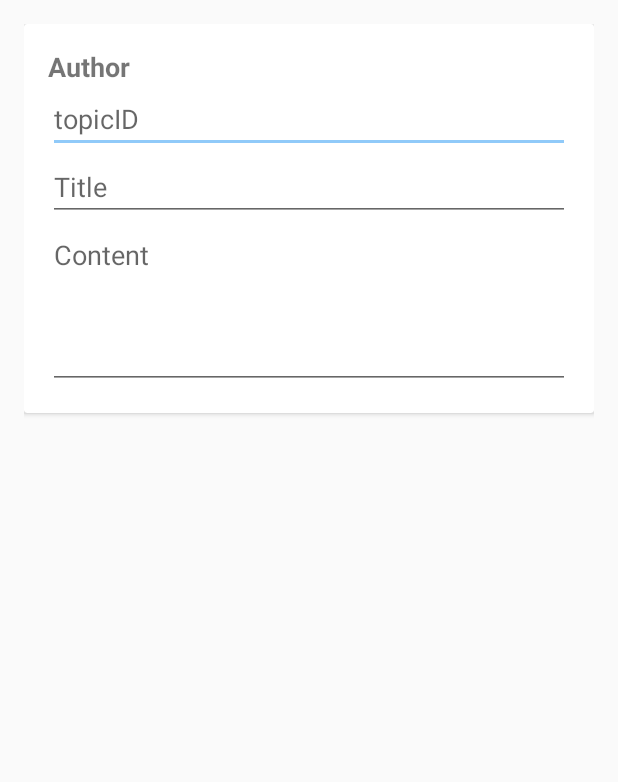
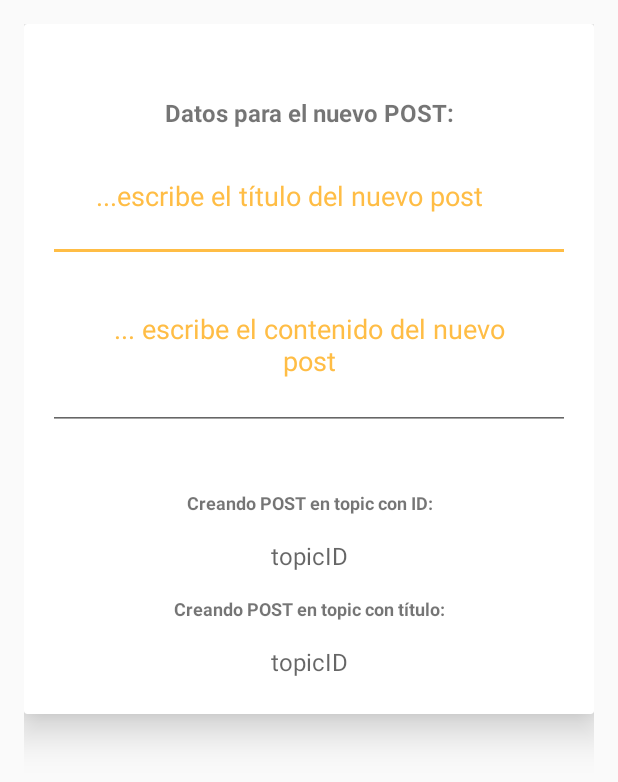
Before and after one commit to Msanmar/FundamentosAndroid_Eh-Ho, an Android app: the layout fragment_create_post.xml on its own in the app's theme, with its tools: preview values and no code run, on a phone screen of 412 x 824 dp. Shown: the top 782 px of the screen. Run offline under Robolectric (Android 15) with nearby library versions, the phone set to English and light mode, and no system bars; network calls fail.

Commit message:
Versión 5. UI mejorada en formularios

```diff
--- a/app/src/main/java/io/keepcoding/eh_ho/data/Models.kt
+++ b/app/src/main/java/io/keepcoding/eh_ho/data/Models.kt
@@ -83,6 +83,7 @@ data class Post (
     val content: String,
     val author: String,
     val topicId: Int,
+    val avatar: String,
     val date: Date = Date()
 ){
     companion object {
@@ -100,6 +101,7 @@ data class Post (
                 val parsedPost = parsePost(jsonPosts.getJSONObject(i))
                 Log.d("Post---------------------",parsedPost.title)
                 Log.d("Post---------------------",parsedPost.author)
+                Log.d("Post AVATAR---------------------",parsedPost.avatar)
                 posts.add(parsedPost)
         }
 
@@ -121,6 +123,7 @@ data class Post (
                 jsonObject.getString("topic_slug"),
                 jsonObject.getString("username"),
                 jsonObject.getInt("topic_id"),
+                jsonObject.getString("avatar_template"),
                 dateFormatted
             )
         }
--- a/app/src/main/java/io/keepcoding/eh_ho/posts/PostsAdapter.kt
+++ b/app/src/main/java/io/keepcoding/eh_ho/posts/PostsAdapter.kt
@@ -60,7 +60,9 @@ class PostsAdapter (val postClickListener: ((Post) -> Unit)? = null): RecyclerVi
                 field?.let{
                     //labelTitlePost.text = it.title
                    // imageUser = it.
-                    labelTitlePost.text = it.title
+                    var lon = it.title.length
+                    labelTitlePost.text = it.title.substring(3, lon-4)
+                    //labelContentPost.text = it.content
                     labelDatePost.text = it.date.toString()
                     labelTopicID.text = "TopicID: " + it.topicId.toString()
                     labelUsername.text = it.author
--- a/app/src/main/java/io/keepcoding/eh_ho/topics/CreateTopicFragment.kt
+++ b/app/src/main/java/io/keepcoding/eh_ho/topics/CreateTopicFragment.kt
@@ -10,6 +10,7 @@ import io.keepcoding.eh_ho.R
 import io.keepcoding.eh_ho.data.CreateTopicModel
 import io.keepcoding.eh_ho.data.RequestError
 import io.keepcoding.eh_ho.data.TopicsRepo
+import io.keepcoding.eh_ho.posts.CreatePostFragment
 import kotlinx.android.synthetic.main.fragment_create_topic.*
 
 const val TAG_LOADING_DIALOG = "loading_dialog"
@@ -17,6 +18,8 @@ const val TAG_LOADING_DIALOG = "loading_dialog"
 class CreateTopicFragment : Fragment() {
 
     var listener: CreateTopicInteractionListener? = null
+
+
     lateinit var loadingDialog: LoadingDialogFragment
 
     override fun onAttach(context: Context) {
@@ -117,4 +120,6 @@ class CreateTopicFragment : Fragment() {
     interface CreateTopicInteractionListener {
         fun onTopicCreated()
     }
+
+
 }
--- a/app/src/main/java/io/keepcoding/eh_ho/topics/TopicsActivity.kt
+++ b/app/src/main/java/io/keepcoding/eh_ho/topics/TopicsActivity.kt
@@ -11,6 +11,7 @@ import io.keepcoding.eh_ho.data.UserRepo
 import io.keepcoding.eh_ho.login.LoginActivity
 import io.keepcoding.eh_ho.posts.CreatePostFragment
 import io.keepcoding.eh_ho.posts.EXTRA_TOPIC_ID
+import io.keepcoding.eh_ho.posts.EXTRA_TOPIC_TITLE
 import io.keepcoding.eh_ho.posts.PostsActivity
 
 
@@ -21,7 +22,7 @@ class TopicsActivity : AppCompatActivity(), TopicsFragment.TopicsInteractionList
     override fun onCreate(savedInstanceState: Bundle?) {
         super.onCreate(savedInstanceState)
         setContentView(R.layout.activity_topics)
-
+        this.title = "Eh-Ho:       Latest Topics"
         if (savedInstanceState == null) {
             supportFragmentManager.beginTransaction()
                 .add(R.id.fragmentContainer, TopicsFragment())
@@ -64,6 +65,7 @@ class TopicsActivity : AppCompatActivity(), TopicsFragment.TopicsInteractionList
     private fun goToPosts(topic: Topic) {
         val intent = Intent(this, PostsActivity::class.java)
         intent.putExtra(EXTRA_TOPIC_ID, topic.id)
+        intent.putExtra(EXTRA_TOPIC_TITLE, topic.title)
 
         Toast.makeText(this, "Vamos a post activity", Toast.LENGTH_SHORT).show()
         startActivity(intent)
--- a/app/src/main/java/io/keepcoding/eh_ho/topics/TopicsFragment.kt
+++ b/app/src/main/java/io/keepcoding/eh_ho/topics/TopicsFragment.kt
@@ -180,11 +180,11 @@ class TopicsFragment : Fragment(), SwipeRefreshLayout.OnRefreshListener {
         listener?.onTopicSelected(it)
     }
 
-        interface TopicsInteractionListener {
+    interface TopicsInteractionListener {
             fun onTopicSelected(topic: Topic)
             fun onGoToCreateTopic()
             fun onLogOut()
-        }
+    }
 
 
 }
--- a/app/src/main/res/drawable/ic_post.xml
+++ b/app/src/main/res/drawable/ic_post.xml
@@ -1,7 +1,7 @@
 <vector xmlns:android="http://schemas.android.com/apk/res/android"
     android:width="32dp"
     android:height="32dp"
-    android:tint="#90CAF9"
+    android:tint="#c25e00"
     android:viewportWidth="24.0"
     android:viewportHeight="24.0">
     <path
--- a/app/src/main/res/drawable/ic_views.xml
+++ b/app/src/main/res/drawable/ic_views.xml
@@ -1,7 +1,7 @@
 <vector xmlns:android="http://schemas.android.com/apk/res/android"
     android:width="32dp"
     android:height="32dp"
-    android:tint="#90CAF9"
+    android:tint="#c25e00"
     android:viewportWidth="24.0"
     android:viewportHeight="24.0">
     <path
--- a/app/src/main/res/layout/fragment_create_post.xml
+++ b/app/src/main/res/layout/fragment_create_post.xml
@@ -1,5 +1,6 @@
 <?xml version="1.0" encoding="utf-8"?>
 <FrameLayout xmlns:android="http://schemas.android.com/apk/res/android"
+    xmlns:card_view="http://schemas.android.com/apk/res-auto"
     android:id="@+id/parentLayout"
     android:layout_width="match_parent"
     android:layout_height="match_parent"
@@ -8,7 +9,8 @@
 
     <androidx.cardview.widget.CardView
         android:layout_width="match_parent"
-        android:layout_height="wrap_content">
+        android:layout_height="wrap_content"
+        card_view:cardElevation="16dp">
 
         <LinearLayout
             android:layout_width="match_parent"
@@ -17,31 +19,82 @@
             android:padding="16dp">
 
             <androidx.appcompat.widget.AppCompatTextView
+                android:layout_marginTop="32dp"
+                android:textSize="16sp"
+                android:layout_gravity="center"
                 android:layout_width="match_parent"
                 android:layout_height="wrap_content"
-                android:text="@string/label_author"
-                android:textSize="18sp"
+                android:textAlignment="center"
+                android:textStyle="bold"
+                android:text="Datos para el nuevo POST:" />
+
+
+            <androidx.appcompat.widget.AppCompatEditText
+                android:id="@+id/inputTitle"
+                android:padding="32dp"
+                android:layout_width="match_parent"
+                android:layout_height="wrap_content"
+                android:textColorHint="@color/colorAccent"
+                android:hint="...escribe el título del nuevo post" />
+
+            <androidx.appcompat.widget.AppCompatEditText
+                android:id="@+id/inputContent"
+                android:padding="32dp"
+                android:layout_width="match_parent"
+                android:layout_height="wrap_content"
+                android:gravity="top"
+                android:textColorHint="@color/colorAccent"
+                android:hint="... escribe el contenido del nuevo post"
+                android:textAlignment="center"
+                android:minHeight="112dp" />
+
+
+
+
+            <androidx.appcompat.widget.AppCompatTextView
+                android:layout_width="match_parent"
+                android:layout_height="wrap_content"
+                android:layout_marginTop="32dp"
+                android:text="Creando POST en topic con ID:"
+                android:textAlignment="center"
+                android:padding="8dp"
+                android:layout_gravity="center"
+                android:textSize="12sp"
                 android:textStyle="bold" />
 
-            <androidx.appcompat.widget.AppCompatEditText
-                android:id="@+id/inputTopicID"
+            <androidx.appcompat.widget.AppCompatTextView
+                android:id="@+id/intTopicID"
+                android:padding="8dp"
+                android:textColor="@color/colorPrimaryDark"
+                android:textSize="16sp"
+                android:textAlignment="center"
+                android:layout_gravity="center"
                 android:layout_width="match_parent"
                 android:layout_height="wrap_content"
                 android:hint="@string/hint_topicID" />
 
-            <androidx.appcompat.widget.AppCompatEditText
-                android:id="@+id/inputTitle"
+            <androidx.appcompat.widget.AppCompatTextView
                 android:layout_width="match_parent"
                 android:layout_height="wrap_content"
-                android:hint="@string/hint_title" />
+                android:text="Creando POST en topic con título:"
+                android:textAlignment="center"
+                android:padding="8dp"
+                android:layout_gravity="center"
+                android:textSize="12sp"
+                android:textStyle="bold" />
 
-            <androidx.appcompat.widget.AppCompatEditText
-                android:id="@+id/inputContent"
+            <androidx.appcompat.widget.AppCompatTextView
+                android:id="@+id/textTopicID"
+                android:padding="8dp"
+                android:textColor="@color/colorPrimaryDark"
+                android:textAlignment="center"
+                android:textSize="16sp"
+                android:layout_gravity="center"
                 android:layout_width="match_parent"
                 android:layout_height="wrap_content"
-                android:gravity="top"
-                android:hint="@string/hint_content"
-                android:minHeight="112dp" />
+                android:hint="@string/hint_topicID" />
+
+
 
         </LinearLayout>
 
--- a/app/src/main/res/menu/menu_topics.xml
+++ b/app/src/main/res/menu/menu_topics.xml
@@ -5,9 +5,5 @@
         android:id="@+id/action_log_out"
         android:title="@string/title_log_out" />
 
-    <item
-        android:id="@+id/action_create_post"
 
-        android:title="Create post"
-        />
 </menu>
--- a/app/src/main/res/values/colors.xml
+++ b/app/src/main/res/values/colors.xml
@@ -1,6 +1,6 @@
 <?xml version="1.0" encoding="utf-8"?>
 <resources>
-    <color name="colorPrimary">#6A1B9A</color>
-    <color name="colorPrimaryDark">#38006b</color>
-    <color name="colorAccent">#90caf9</color>
+    <color name="colorPrimary">#fb8c00</color>
+    <color name="colorPrimaryDark">#c25e00</color>
+    <color name="colorAccent">#ffbd45</color>
 </resources>
```
Also changed, not shown: app/src/main/java/io/keepcoding/eh_ho/data/PostsRepo.kt (+4 -4 lines), app/src/main/java/io/keepcoding/eh_ho/posts/CreatePostFragment.kt (+14 -2 lines), app/src/main/java/io/keepcoding/eh_ho/posts/PostsActivity.kt (+11 -4 lines), app/src/main/java/io/keepcoding/eh_ho/posts/PostsFragment.kt (+6 -5 lines), app/src/main/res/layout/fragment_create_topic.xml (+13 -5 lines), app/src/main/res/layout/item_post2.xml (+10 -1 lines).
